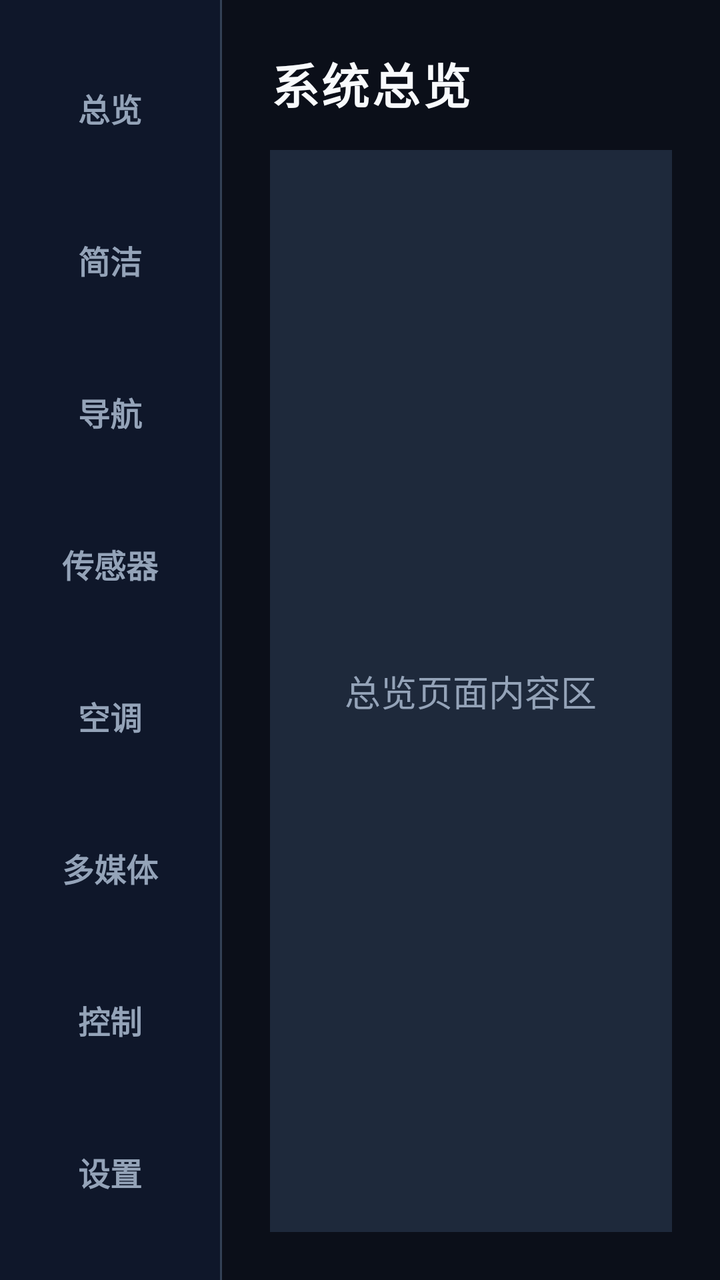
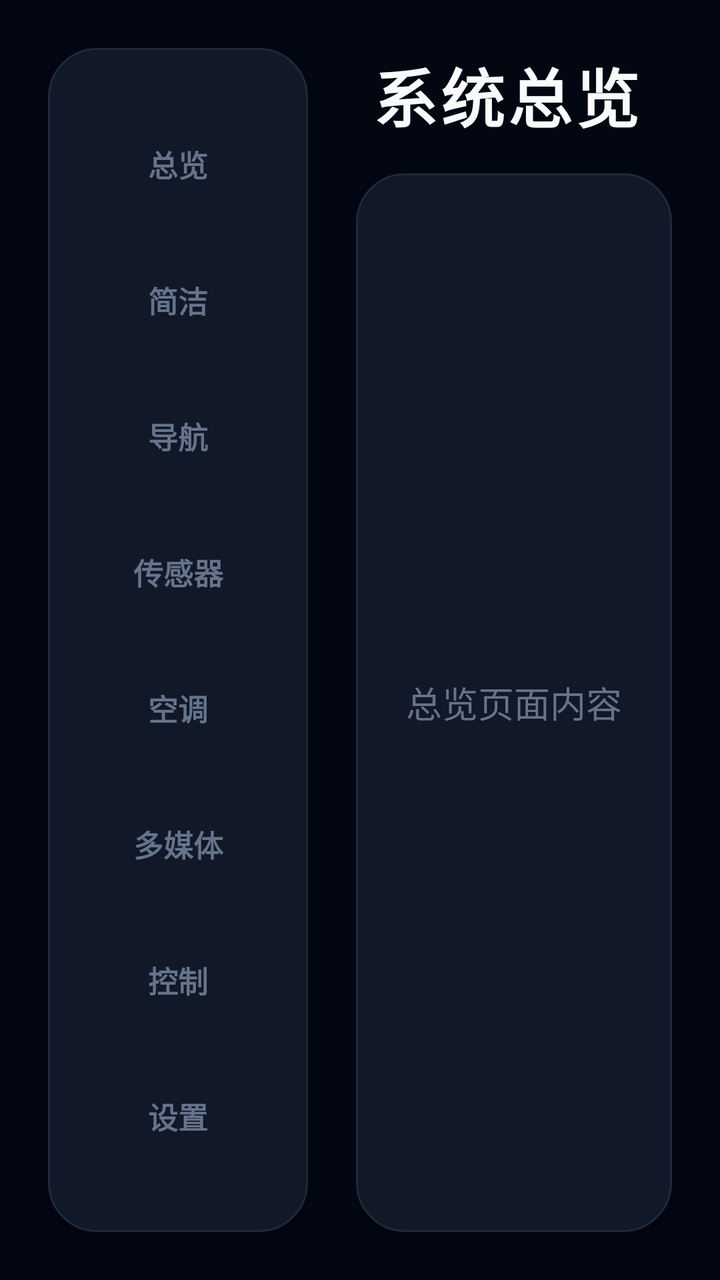

Screens rendered from an Android XML layout before and after an edit, with the pre-edit source and the edit as a unified diff.
<!-- AndroidManifest.xml: application theme Theme.VehiclemountedSystem -->
<!-- res/layout/activity_main.xml -->
<?xml version="1.0" encoding="utf-8"?>
<LinearLayout xmlns:android="http://schemas.android.com/apk/res/android"
    xmlns:app="http://schemas.android.com/apk/res-auto"
    xmlns:tools="http://schemas.android.com/tools"
    android:id="@+id/main"
    android:layout_width="match_parent"
    android:layout_height="match_parent"
    android:orientation="horizontal"
    android:background="@color/bg_dark"
    tools:context=".MainActivity">

    
    <LinearLayout
        android:id="@+id/tabRail"
        android:layout_width="@dimen/shell_tab_rail_width"
        android:layout_height="match_parent"
        android:orientation="vertical"
        android:background="@color/bg_rail"
        android:paddingTop="@dimen/shell_tab_rail_vertical_padding"
        android:paddingBottom="@dimen/shell_tab_rail_vertical_padding">

        <TextView
            android:id="@+id/tabOverview"
            android:layout_width="match_parent"
            android:layout_height="0dp"
            android:layout_weight="1"
            android:gravity="center"
            android:text="@string/tab_overview"
            android:textColor="@color/text_secondary"
            android:textSize="@dimen/shell_tab_text_size"
            android:textStyle="bold"
            android:clickable="true"
            android:focusable="true"
            android:background="?attr/selectableItemBackground" />

        <TextView
            android:id="@+id/tabMinimal"
            android:layout_width="match_parent"
            android:layout_height="0dp"
            android:layout_weight="1"
            android:gravity="center"
            android:text="@string/tab_minimal"
            android:textColor="@color/text_secondary"
            android:textSize="@dimen/shell_tab_text_size"
            android:textStyle="bold"
            android:clickable="true"
            android:focusable="true"
            android:background="?attr/selectableItemBackground" />

        <TextView
            android:id="@+id/tabNavigation"
            android:layout_width="match_parent"
            android:layout_height="0dp"
            android:layout_weight="1"
            android:gravity="center"
            android:text="@string/tab_navigation"
            android:textColor="@color/text_secondary"
            android:textSize="@dimen/shell_tab_text_size"
            android:textStyle="bold"
            android:clickable="true"
            android:focusable="true"
            android:background="?attr/selectableItemBackground" />

        <TextView
            android:id="@+id/tabSensors"
            android:layout_width="match_parent"
            android:layout_height="0dp"
            android:layout_weight="1"
            android:gravity="center"
            android:text="@string/tab_sensors"
            android:textColor="@color/text_secondary"
            android:textSize="@dimen/shell_tab_text_size"
            android:textStyle="bold"
            android:clickable="true"
            android:focusable="true"
            android:background="?attr/selectableItemBackground" />

        <TextView
            android:id="@+id/tabHvac"
            android:layout_width="match_parent"
            android:layout_height="0dp"
            android:layout_weight="1"
            android:gravity="center"
            android:text="@string/tab_hvac"
            android:textColor="@color/text_secondary"
            android:textSize="@dimen/shell_tab_text_size"
            android:textStyle="bold"
            android:clickable="true"
            android:focusable="true"
            android:background="?attr/selectableItemBackground" />

        <TextView
            android:id="@+id/tabMedia"
            android:layout_width="match_parent"
            android:layout_height="0dp"
            android:layout_weight="1"
            android:gravity="center"
            android:text="@string/tab_media"
            android:textColor="@color/text_secondary"
            android:textSize="@dimen/shell_tab_text_size"
            android:textStyle="bold"
            android:clickable="true"
            android:focusable="true"
            android:background="?attr/selectableItemBackground" />

        <TextView
            android:id="@+id/tabControls"
            android:layout_width="match_parent"
            android:layout_height="0dp"
            android:layout_weight="1"
            android:gravity="center"
            android:text="@string/tab_controls"
            android:textColor="@color/text_secondary"
            android:textSize="@dimen/shell_tab_text_size"
            android:textStyle="bold"
            android:clickable="true"
            android:focusable="true"
            android:background="?attr/selectableItemBackground" />

        <TextView
            android:id="@+id/tabSettings"
            android:layout_width="match_parent"
            android:layout_height="0dp"
            android:layout_weight="1"
            android:gravity="center"
            android:text="@string/tab_settings"
            android:textColor="@color/text_secondary"
            android:textSize="@dimen/shell_tab_text_size"
            android:textStyle="bold"
            android:clickable="true"
            android:focusable="true"
            android:background="?attr/selectableItemBackground" />

    </LinearLayout>

    
    <View
        android:layout_width="@dimen/shell_divider_width"
        android:layout_height="match_parent"
        android:background="@color/border_color" />

    
    <LinearLayout
        android:layout_width="0dp"
        android:layout_height="match_parent"
        android:layout_weight="1"
        android:orientation="vertical"
        android:padding="@dimen/shell_content_padding">

        
        <TextView
            android:id="@+id/pageTitle"
            android:layout_width="wrap_content"
            android:layout_height="wrap_content"
            android:text="@string/title_overview"
            android:textColor="@color/text_primary"
            android:textSize="@dimen/shell_title_text_size"
            android:textStyle="bold"
            android:letterSpacing="0.05" />

        
        <FrameLayout
            android:id="@+id/pageHost"
            android:layout_width="match_parent"
            android:layout_height="0dp"
            android:layout_weight="1"
            android:layout_marginTop="@dimen/shell_content_gap"
            android:background="@color/card_bg"
            android:padding="@dimen/shell_card_padding">

            
            <TextView
                android:layout_width="wrap_content"
                android:layout_height="wrap_content"
                android:layout_gravity="center"
                android:gravity="center"
                android:text="@string/placeholder_overview"
                android:textColor="@color/text_secondary"
                android:textSize="@dimen/shell_placeholder_text_size" />

        </FrameLayout>

    </LinearLayout>

</LinearLayout>
<!-- resources referenced by this layout -->
<resources>
  <color name="bg_dark">#0B0F19</color>
  <color name="bg_rail">#0F172A</color>
  <color name="border_color">#334155</color>
  <color name="card_bg">#1E293B</color>
  <color name="text_primary">#F8FAFC</color>
  <color name="text_secondary">#94A3B8</color>
  <dimen name="shell_card_padding">16dp</dimen>
  <dimen name="shell_content_gap">16dp</dimen>
  <dimen name="shell_content_padding">24dp</dimen>
  <dimen name="shell_divider_width">1dp</dimen>
  <dimen name="shell_placeholder_text_size">18sp</dimen>
  <dimen name="shell_tab_rail_vertical_padding">16dp</dimen>
  <dimen name="shell_tab_rail_width">110dp</dimen>
  <dimen name="shell_tab_text_size">16sp</dimen>
  <dimen name="shell_title_text_size">24sp</dimen>
  <string name="placeholder_overview">总览页面内容区</string>
  <string name="tab_controls">控制</string>
  <string name="tab_hvac">空调</string>
  <string name="tab_media">多媒体</string>
  <string name="tab_minimal">简洁</string>
  <string name="tab_navigation">导航</string>
  <string name="tab_overview">总览</string>
  <string name="tab_sensors">传感器</string>
  <string name="tab_settings">设置</string>
  <string name="title_overview">系统总览</string>
  <style name="Theme.VehiclemountedSystem" parent="Base.Theme.VehiclemountedSystem" />
  <style name="Base.Theme.VehiclemountedSystem" parent="Theme.Material3.DayNight.NoActionBar">
          
          <item name="android:windowBackground">@color/bg_dark</item>
          <item name="colorPrimary">@color/accent_cyan</item>
          <item name="colorSecondary">@color/accent_blue</item>
          <item name="android:textColorPrimary">@color/text_primary</item>
          <item name="android:textColorSecondary">@color/text_secondary</item>
      </style>
  <color name="accent_cyan">#06B6D4</color>
  <color name="accent_blue">#38BDF8</color>
</resources>

<!-- the commit's change to res/layout/activity_main.xml (unified diff, before → after) -->
@@ -7,6 +7,7 @@
     android:layout_height="match_parent"
     android:orientation="horizontal"
     android:background="@color/bg_dark"
+    android:padding="24dp"
     tools:context=".MainActivity">
 
     
@@ -15,9 +16,13 @@
         android:layout_width="@dimen/shell_tab_rail_width"
         android:layout_height="match_parent"
         android:orientation="vertical"
-        android:background="@color/bg_rail"
+        android:background="@drawable/bg_card_rounded"
         android:paddingTop="@dimen/shell_tab_rail_vertical_padding"
-        android:paddingBottom="@dimen/shell_tab_rail_vertical_padding">
+        android:paddingBottom="@dimen/shell_tab_rail_vertical_padding"
+        android:paddingStart="12dp"
+        android:paddingEnd="12dp"
+        android:gravity="center_horizontal"
+        android:elevation="12dp">
 
         <TextView
             android:id="@+id/tabOverview"
@@ -31,7 +36,7 @@
             android:textStyle="bold"
             android:clickable="true"
             android:focusable="true"
-            android:background="?attr/selectableItemBackground" />
+            android:layout_marginBottom="@dimen/shell_tab_spacing" />
 
         <TextView
             android:id="@+id/tabMinimal"
@@ -45,7 +50,7 @@
             android:textStyle="bold"
             android:clickable="true"
             android:focusable="true"
-            android:background="?attr/selectableItemBackground" />
+            android:layout_marginBottom="@dimen/shell_tab_spacing" />
 
         <TextView
             android:id="@+id/tabNavigation"
@@ -59,7 +64,7 @@
             android:textStyle="bold"
             android:clickable="true"
             android:focusable="true"
-            android:background="?attr/selectableItemBackground" />
+            android:layout_marginBottom="@dimen/shell_tab_spacing" />
 
         <TextView
             android:id="@+id/tabSensors"
@@ -73,7 +78,7 @@
             android:textStyle="bold"
             android:clickable="true"
             android:focusable="true"
-            android:background="?attr/selectableItemBackground" />
+            android:layout_marginBottom="@dimen/shell_tab_spacing" />
 
         <TextView
             android:id="@+id/tabHvac"
@@ -87,7 +92,7 @@
             android:textStyle="bold"
             android:clickable="true"
             android:focusable="true"
-            android:background="?attr/selectableItemBackground" />
+            android:layout_marginBottom="@dimen/shell_tab_spacing" />
 
         <TextView
             android:id="@+id/tabMedia"
@@ -101,7 +106,7 @@
             android:textStyle="bold"
             android:clickable="true"
             android:focusable="true"
-            android:background="?attr/selectableItemBackground" />
+            android:layout_marginBottom="@dimen/shell_tab_spacing" />
 
         <TextView
             android:id="@+id/tabControls"
@@ -115,7 +120,7 @@
             android:textStyle="bold"
             android:clickable="true"
             android:focusable="true"
-            android:background="?attr/selectableItemBackground" />
+            android:layout_marginBottom="@dimen/shell_tab_spacing" />
 
         <TextView
             android:id="@+id/tabSettings"
@@ -128,16 +133,9 @@
             android:textSize="@dimen/shell_tab_text_size"
             android:textStyle="bold"
             android:clickable="true"
-            android:focusable="true"
-            android:background="?attr/selectableItemBackground" />
+            android:focusable="true" />
 
     </LinearLayout>
-
-    
-    <View
-        android:layout_width="@dimen/shell_divider_width"
-        android:layout_height="match_parent"
-        android:background="@color/border_color" />
 
     
     <LinearLayout
@@ -145,7 +143,7 @@
         android:layout_height="match_parent"
         android:layout_weight="1"
         android:orientation="vertical"
-        android:padding="@dimen/shell_content_padding">
+        android:layout_marginStart="@dimen/shell_content_gap">
 
         
         <TextView
@@ -156,17 +154,18 @@
             android:textColor="@color/text_primary"
             android:textSize="@dimen/shell_title_text_size"
             android:textStyle="bold"
-            android:letterSpacing="0.05" />
+            android:letterSpacing="0.05"
+            android:layout_marginBottom="16dp"
+            android:layout_marginStart="8dp" />
 
         
         <FrameLayout
             android:id="@+id/pageHost"
             android:layout_width="match_parent"
-            android:layout_height="0dp"
-            android:layout_weight="1"
-            android:layout_marginTop="@dimen/shell_content_gap"
-            android:background="@color/card_bg"
-            android:padding="@dimen/shell_card_padding">
+            android:layout_height="match_parent"
+            android:background="@drawable/bg_card_rounded"
+            android:padding="@dimen/shell_card_padding"
+            android:elevation="12dp">
 
             
             <TextView
<!-- resource entries referenced after the edit -->
@@ -1,21 +1,29 @@
 <!-- resources referenced by this layout -->
 <resources>
-  <color name="bg_dark">#0B0F19</color>
-  <color name="bg_rail">#0F172A</color>
-  <color name="border_color">#334155</color>
-  <color name="card_bg">#1E293B</color>
+  <color name="bg_dark">#030712</color>
+  <color name="border_color">#1E293B</color>
+  <color name="card_bg">#111827</color>
+  <dimen name="shell_card_radius">24dp</dimen>
   <color name="text_primary">#F8FAFC</color>
-  <color name="text_secondary">#94A3B8</color>
-  <dimen name="shell_card_padding">16dp</dimen>
-  <dimen name="shell_content_gap">16dp</dimen>
-  <dimen name="shell_content_padding">24dp</dimen>
-  <dimen name="shell_divider_width">1dp</dimen>
+  <color name="text_secondary">#64748B</color>
+  <dimen name="shell_card_padding">24dp</dimen>
+  <dimen name="shell_content_gap">24dp</dimen>
   <dimen name="shell_placeholder_text_size">18sp</dimen>
-  <dimen name="shell_tab_rail_vertical_padding">16dp</dimen>
-  <dimen name="shell_tab_rail_width">110dp</dimen>
-  <dimen name="shell_tab_text_size">16sp</dimen>
-  <dimen name="shell_title_text_size">24sp</dimen>
-  <string name="placeholder_overview">总览页面内容区</string>
+  <dimen name="shell_tab_rail_vertical_padding">32dp</dimen>
+  <dimen name="shell_tab_rail_width">130dp</dimen>
+  <dimen name="shell_tab_spacing">16dp</dimen>
+  <dimen name="shell_tab_text_size">15sp</dimen>
+  <dimen name="shell_title_text_size">32sp</dimen>
+  <!-- drawable bg_card_rounded (drawable) -->
+  <?xml version="1.0" encoding="utf-8"?>
+  <shape xmlns:android="http://schemas.android.com/apk/res/android">
+      <solid android:color="@color/card_bg" />
+      <corners android:radius="@dimen/shell_card_radius" />
+      <stroke 
+          android:width="1dp" 
+          android:color="@color/border_color" />
+  </shape>
+  <string name="placeholder_overview">总览页面内容</string>
   <string name="tab_controls">控制</string>
   <string name="tab_hvac">空调</string>
   <string name="tab_media">多媒体</string>
@@ -34,7 +42,7 @@
           <item name="android:textColorPrimary">@color/text_primary</item>
           <item name="android:textColorSecondary">@color/text_secondary</item>
       </style>
-  <color name="accent_cyan">#06B6D4</color>
-  <color name="accent_blue">#38BDF8</color>
+  <color name="accent_cyan">#00F0FF</color>
+  <color name="accent_blue">#0057FF</color>
 </resources>
 
